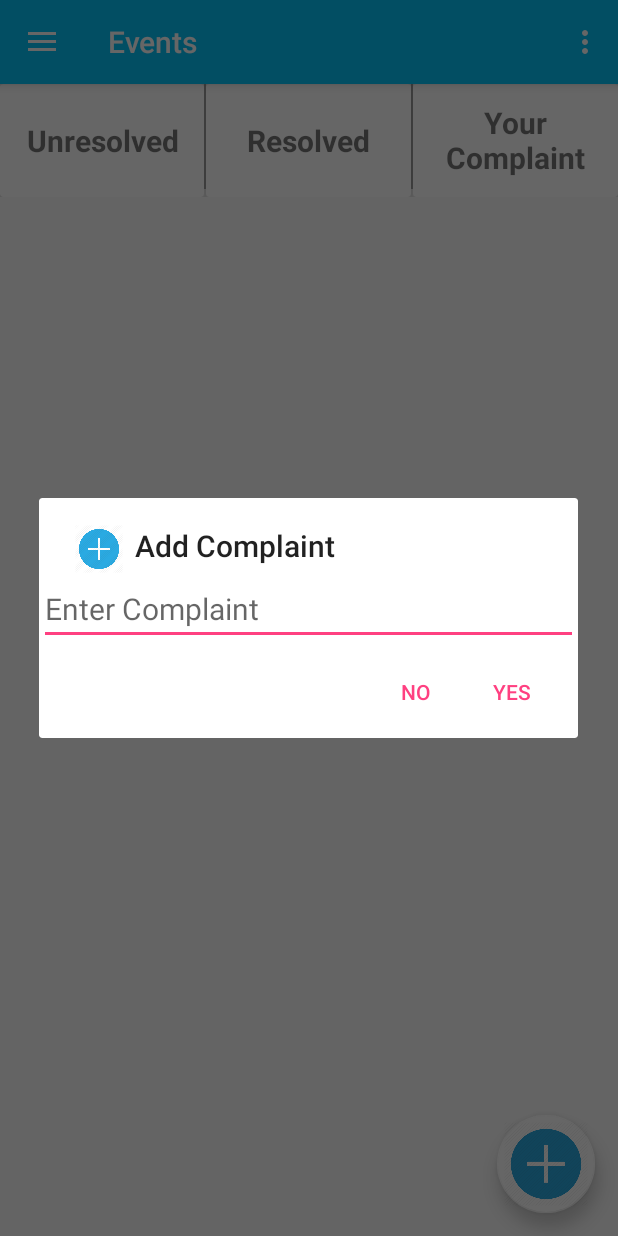
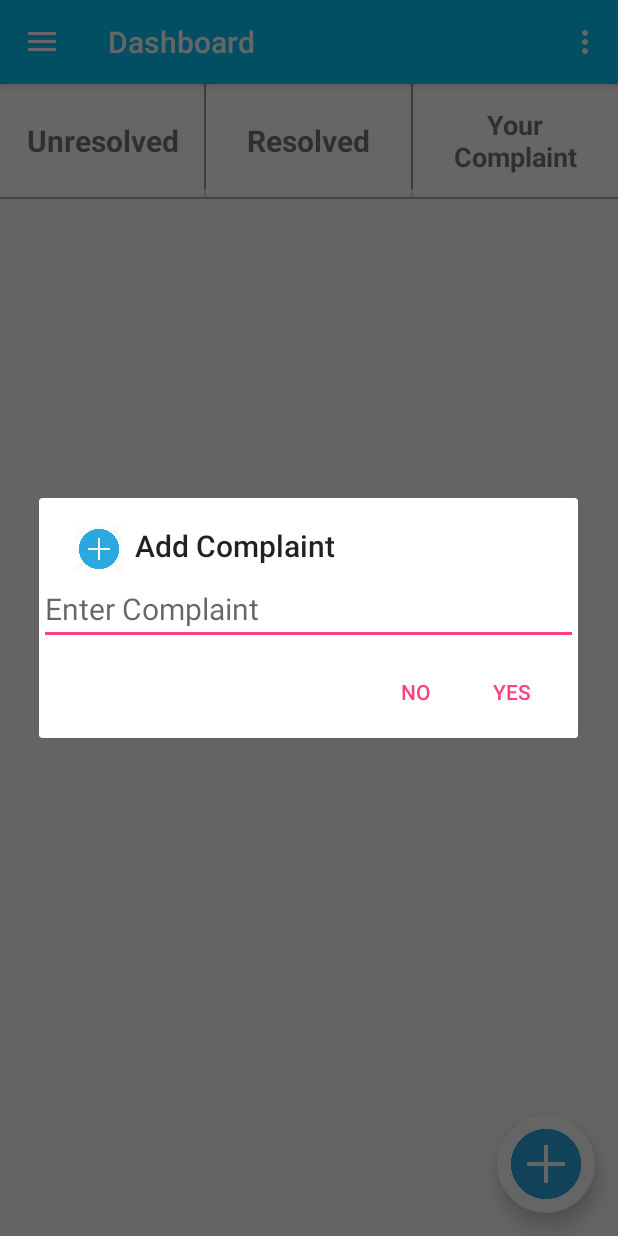
Before and after one commit to kushagra9506/SmartSociety, an Android app: the fragment ComplaintFragment placed in its activity, after a tap on an icon or button, on a phone screen of 412 x 824 dp. Run offline under Robolectric (Android 15) with nearby library versions, the phone set to English and light mode, and no system bars; our stand-ins replace CircleImageView, Firebase (no records; nobody signed in at launch, a user with empty details on screens opened directly), Picasso, Volley; pictures from the network do not load; 3 statements that could not run were skipped.

Commit message:
complaint clear view cleared

```diff
--- a/app/src/main/java/app/smartsociety/AccountActivity/LoginActivity.java
+++ b/app/src/main/java/app/smartsociety/AccountActivity/LoginActivity.java
@@ -121,6 +121,8 @@ public class LoginActivity extends AppCompatActivity {
 
                                         }
                                         else{
+                                            progressBar.setVisibility(View.INVISIBLE);
+                                            btnlogin.setVisibility(View.VISIBLE);
                                             createtoast("Please verify your email to access the Application");
                                         }
 
--- a/app/src/main/java/app/smartsociety/Dashboard/ComplaintFragment.java
+++ b/app/src/main/java/app/smartsociety/Dashboard/ComplaintFragment.java
@@ -21,6 +21,8 @@ import com.firebase.ui.database.FirebaseRecyclerAdapter;
 import com.firebase.ui.database.FirebaseRecyclerOptions;
 import com.google.firebase.auth.FirebaseAuth;
 import com.google.firebase.database.DatabaseReference;
+import com.google.firebase.database.FirebaseDatabase;
+import com.squareup.picasso.Picasso;
 
 import java.text.DateFormat;
 import java.text.SimpleDateFormat;
@@ -74,6 +76,9 @@ public class ComplaintFragment extends Fragment {
 
         com = v.findViewById(R.id.comfab);
 
+        fdb = FirebaseDatabase
+                .getInstance().getReference("Complaints");
+
         recyclerView = v.findViewById(R.id.complaintrecycler);
 
         layoutManager = new LinearLayoutManager(getContext());
@@ -87,6 +92,11 @@ public class ComplaintFragment extends Fragment {
                 showupdate(getContext());
             }
         });
+
+        complaint = new FirebaseRecyclerOptions.Builder<Complaint>().setQuery(
+                fdb.orderByChild("resolved").equalTo(false)
+                ,Complaint.class).build();
+        loadcomplaint(complaint);
 
         unresolved.setOnClickListener(new View.OnClickListener() {
             @Override
@@ -150,7 +160,7 @@ public class ComplaintFragment extends Fragment {
                 }else {
                     dialog.dismiss();
                     String date = df.format(Calendar.getInstance().getTime());
-                    Complaint complaint = new Complaint(updatevisitroom.getText().toString(),date,auth.getUid(),false);
+                    Complaint complaint = new Complaint(updatevisitroom.getText().toString(),date,auth.getUid(),Common.commonregister.getImage(),false);
 
 
                     fdb.push().setValue(complaint);
@@ -186,20 +196,22 @@ public class ComplaintFragment extends Fragment {
 
                 holder.name.setText(model.getComplaint());
                 holder.date.setText(model.getDate());
+                Picasso.get().load(model.getImage()).into(holder.imageViewl);
 
                 if (model.getResolved()){
                     holder.resolved.setVisibility(View.GONE);
                 }
                 else{
-                    if (model.getUid().equals(auth.getUid())){
+                    if (model.getUid().equals(auth.getUid())) {
                         holder.resolved.setOnClickListener(new View.OnClickListener() {
                             @Override
                             public void onClick(View view) {
                                 fdb.child(Objects.requireNonNull(adapter.getRef(position).getKey())).child("resolved").setValue(true);
                             }
                         });
-                    }else{
-                        common.createToast("You are not right user to update",getContext());
+                    }
+                    else{
+                    holder.resolved.setVisibility(View.INVISIBLE);
                     }
 
 
--- /dev/null
+++ b/app/src/main/java/app/smartsociety/Dashboard/SecretaryFragment.java
@@ -0,0 +1,4 @@
+package app.smartsociety.Dashboard;
+
+public class SecretaryFragment {
+}
--- a/app/src/main/java/app/smartsociety/Dashboard/dashboard_fragment.java
+++ b/app/src/main/java/app/smartsociety/Dashboard/dashboard_fragment.java
@@ -55,7 +55,7 @@ public class dashboard_fragment extends Fragment {
         super.onViewCreated(view, savedInstanceState);
         this.v = view;
         ((Dashboard) Objects.requireNonNull(getActivity()))
-                .setActionBarTitle("Events");
+                .setActionBarTitle("Dashboard");
         annoucement = v.findViewById(R.id.dashannoucement);
         event = v.findViewById(R.id.Dashevent);
         firealarm = v.findViewById(R.id.Firealarm);
@@ -64,6 +64,11 @@ public class dashboard_fragment extends Fragment {
         intruderalarm = v.findViewById(R.id.Intruder);
         emergency = v.findViewById(R.id.Emergency);
         secretarypanel = v.findViewById(R.id.DashAdminPanel);
+
+
+        if(!Common.admin){
+            secretarypanel.setVisibility(View.GONE);
+        }
 
         mRequestQue = Volley.newRequestQueue(Objects.requireNonNull(getActivity()));
 
--- a/app/src/main/java/app/smartsociety/ViewHolder/ComplaintViewHolder.java
+++ b/app/src/main/java/app/smartsociety/ViewHolder/ComplaintViewHolder.java
@@ -7,15 +7,18 @@ import android.widget.Button;
 import android.widget.TextView;
 
 import app.smartsociety.R;
+import de.hdodenhof.circleimageview.CircleImageView;
 
 public class ComplaintViewHolder extends RecyclerView.ViewHolder {
     public TextView name,date;
     public Button resolved;
+    public CircleImageView imageViewl;
     public ComplaintViewHolder(@NonNull View itemView) {
         super(itemView);
 
         name = itemView.findViewById(R.id.complaint);
         date = itemView.findViewById(R.id.complaintdate);
+        imageViewl = itemView.findViewById(R.id.complaintownimage);
         resolved = itemView.findViewById(R.id.bt_resolved);
 
 
--- a/app/src/main/res/layout/fragment_complaint.xml
+++ b/app/src/main/res/layout/fragment_complaint.xml
@@ -100,7 +100,8 @@
 
             <RelativeLayout
                 android:layout_width="match_parent"
-                android:layout_height="match_parent">
+                android:layout_height="match_parent"
+                android:padding="10dp">
 
 
 
@@ -111,8 +112,9 @@
                     android:layout_centerVertical="true"
 
                     android:textStyle="bold"
-                    android:textSize="20sp"
+                    android:textSize="18sp"
                     android:text="Your Complaint"
+
                     android:textAlignment="center"
                     android:layout_centerHorizontal="true"
 
@@ -121,11 +123,18 @@
 
         </android.support.v7.widget.CardView>
 
+
     </LinearLayout>
+    <View
+        android:layout_width="match_parent"
+        android:layout_height="1dp"
+        android:id="@+id/horline"
+        android:layout_below="@+id/linearlayout"
+        android:background="@android:color/darker_gray"/>
 
     <android.support.v7.widget.RecyclerView
         android:layout_width="match_parent"
-        android:layout_below="@+id/linearlayout"
+        android:layout_below="@+id/horline"
         android:layout_margin="10dp"
         android:padding="5dp"
         android:id="@+id/complaintrecycler"
```
Also changed, not shown: app/src/main/java/app/smartsociety/Model/Complaint.java (+11 -2 lines), app/src/main/res/layout/activity_login.xml (+9 -1 lines), app/src/main/res/layout/complaint.xml (+12 -1 lines), app/src/main/res/layout/dashboard_fragment.xml (+61 -1 lines).
